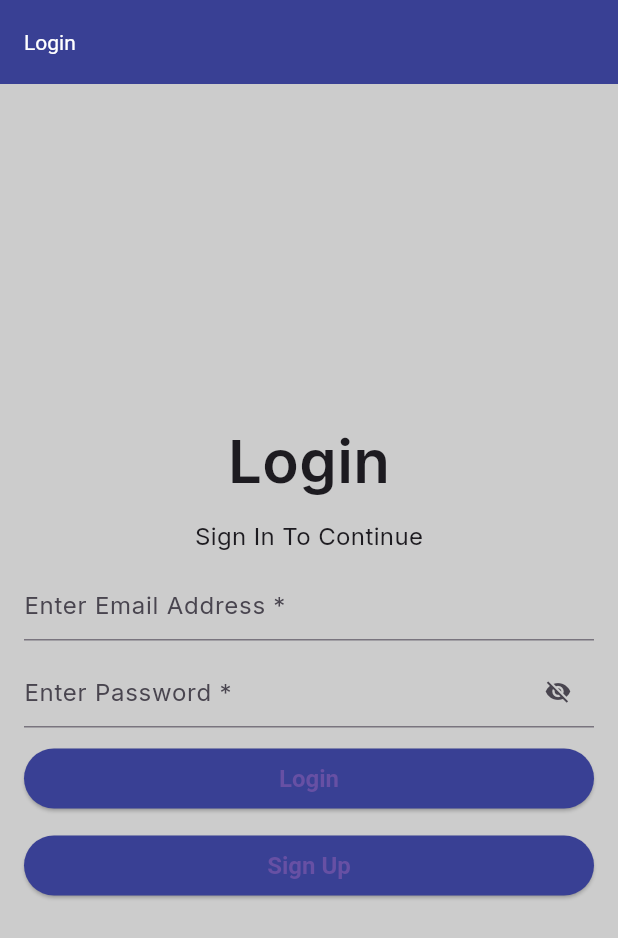
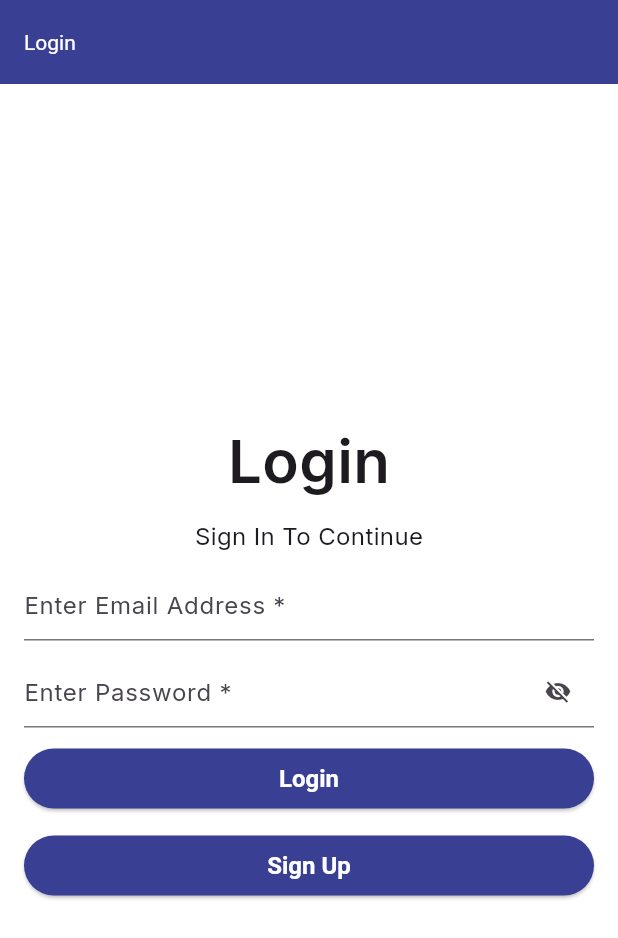
Before and after one commit to NikhilSngh/flutter_poc, a Flutter app: the screen it shows after launch, on a phone screen of 412 x 824 dp. Shown: the top 938 px of the screen. Run offline on Flutter 3.47's test engine with Material 3 defaults, Android fonts, the light colour scheme and no system bars; our stand-ins replace auto_route, dio, equatable, flutter_bloc, get_it and 5 more; missing offline and left inert: encrypt; accounts and stored records are empty; generated files the repository leaves out were written again.

Commit message:
Code refactoring

```diff
--- a/lib/helper/app_textfield.dart
+++ b/lib/helper/app_textfield.dart
@@ -63,7 +63,7 @@ class _AppTextFieldState extends State<AppTextField> {
         )
             : null,
       ),
-      validator: widget.validator
+      validator: widget.validator,
     );
   }
 }
--- a/lib/home/movie_item_widget.dart
+++ b/lib/home/movie_item_widget.dart
@@ -1,6 +1,7 @@
 import 'package:auto_route/auto_route.dart';
 import 'package:flutter/material.dart';
 import 'package:flutter_bloc/flutter_bloc.dart';
+import 'package:flutter_poc/constant/app_icon_constant.dart';
 import 'package:flutter_poc/home/bloc/cubit/wish_list_cubit.dart';
 import 'package:flutter_poc/home/bloc/state/wish_list_state.dart';
 import 'package:flutter_poc/home/model/movie_list.dart';
@@ -60,9 +61,9 @@ class MovieItemWidget extends StatelessWidget {
                               favClickAction.call(isFavourite);
                             }
                             return Icon(
-                              Icons.star_border,
+                              AppIconConstant.favorite,
                               color:
-                                  isFavourite ? Colors.blueAccent : Colors.white,
+                                  isFavourite ? Colors.red : Colors.grey,
                             );
                           }),
                         ),
--- a/lib/theme/ui_colors.dart
+++ b/lib/theme/ui_colors.dart
@@ -9,8 +9,8 @@ class UiColors{
   static const Color _pureDark = Color(0xFF000000);
   static const Color _informGrey = Color(0xFF191919);
   static const Color _blue = Color(0xFF394094);
-  static const Color _grey = Color(0xFFCCCCCC);
-
+  static const Color _grey = Colors.grey;
+  static const Color _error = Colors.red;
 
   static final Map<Brightness, Color> canvasColor =
   _buildColor(lightColor: _pureWhite, darkColor: _pureWhite);
@@ -42,7 +42,8 @@ class UiColors{
   static final Map<Brightness, Color> greyColor =
   _buildColor(lightColor: _grey, darkColor: _grey);
 
-
+  static final Map<Brightness, Color> errorColor =
+  _buildColor(lightColor: _error, darkColor: _error);
 
 
   static Map<Brightness, Color> _buildColor(
--- a/lib/theme/ui_theme.dart
+++ b/lib/theme/ui_theme.dart
@@ -14,33 +14,33 @@ class UiTheme {
     textTheme: UiTextStyles.defaultWhiteTextTheme,
     cardTheme: _cardTheme(),
     elevatedButtonTheme: _buttonTheme(),
-      bottomNavigationBarTheme: _bottomNavigationBarTheme(),
-      scaffoldBackgroundColor : UiColors.greyColor.lightColor
+    bottomNavigationBarTheme: _bottomNavigationBarLightTheme(),
+    scaffoldBackgroundColor: UiColors.onPrimary.lightColor,
+    inputDecorationTheme: _inputDecorationTheme(),
   );
 
   static ThemeData darkTheme = ThemeData(
-      brightness: Brightness.light,
+      brightness: Brightness.dark,
       fontFamily: 'Inter',
       appBarTheme: _appBarThemeData(Brightness.dark),
       textTheme: UiTextStyles.defaultDarkTextTheme,
       cardTheme: _cardTheme(),
       elevatedButtonTheme: _buttonTheme(),
-      bottomNavigationBarTheme: _bottomNavigationBarTheme(),
-      scaffoldBackgroundColor : UiColors.greyColor.lightColor);
+      bottomNavigationBarTheme: _bottomNavigationBarDarkTheme(),
+      scaffoldBackgroundColor: UiColors.onPrimary.darkColor,
+      inputDecorationTheme: _inputDecorationTheme());
 
   static AppBarTheme _appBarThemeData(Brightness brightness) {
     return AppBarTheme(
       backgroundColor: UiColors.appBarColor[brightness],
-      iconTheme:
-      IconThemeData(color: UiColors.primaryTextColorWhite[brightness]),
+      iconTheme: IconThemeData(color: UiColors.onPrimary[brightness]),
       systemOverlayStyle: SystemUiOverlayStyle(
           statusBarBrightness: brightness,
           statusBarIconBrightness: brightness == Brightness.dark
               ? Brightness.light
               : Brightness.dark,
           statusBarColor: Colors.transparent),
-      titleTextStyle:
-      TextStyle(color: UiColors.primaryTextColorWhite[brightness]),
+      titleTextStyle: TextStyle(color: UiColors.onPrimary[brightness]),
     );
   }
 
@@ -48,6 +48,7 @@ class UiTheme {
     return ElevatedButtonThemeData(
         style: ElevatedButton.styleFrom(
             backgroundColor: UiColors.appThemeColor.lightColor,
+            foregroundColor: Colors.white,
             padding: const EdgeInsets.symmetric(
                 horizontal: SpacingConstant.buttonPaddingElevatedButtonSmall,
                 vertical: SpacingConstant.buttonPaddingElevatedButtonSmall),
@@ -58,11 +59,18 @@ class UiTheme {
             )));
   }
 
-  static BottomNavigationBarThemeData _bottomNavigationBarTheme() {
+  static BottomNavigationBarThemeData _bottomNavigationBarDarkTheme() {
     return BottomNavigationBarThemeData(
-        selectedItemColor: UiColors.bottomBarColor.lightColor,
-        backgroundColor: Colors.white
-    );
+        selectedItemColor: UiColors.onPrimary.darkColor,
+        backgroundColor: UiColors.bottomBarColor.lightColor,
+        unselectedItemColor: UiColors.greyColor.lightColor);
+  }
+
+  static BottomNavigationBarThemeData _bottomNavigationBarLightTheme() {
+    return BottomNavigationBarThemeData(
+        selectedItemColor: UiColors.onPrimary.lightColor,
+        backgroundColor: UiColors.bottomBarColor.lightColor,
+        unselectedItemColor: UiColors.greyColor.lightColor);
   }
 
   static CardTheme _cardTheme() {
@@ -70,4 +78,9 @@ class UiTheme {
         color: UiColors.cardColor.lightColor, elevation: Sizes.size10);
   }
 
+  static _inputDecorationTheme() {
+    return InputDecorationTheme(
+      errorStyle: TextStyle(color: UiColors.errorColor.darkColor),
+    );
   }
+}
```
Lines whose indentation alone changed are shown as unchanged.
